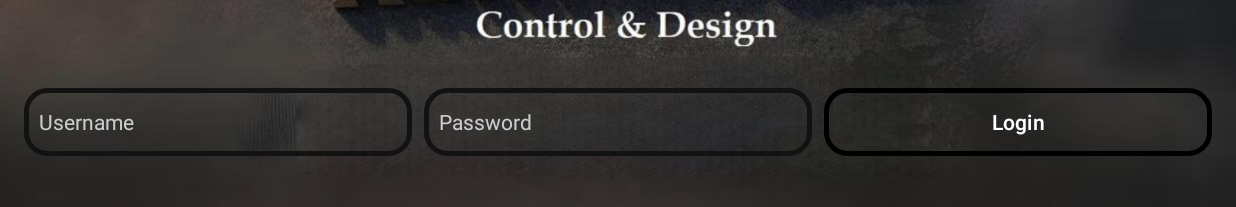
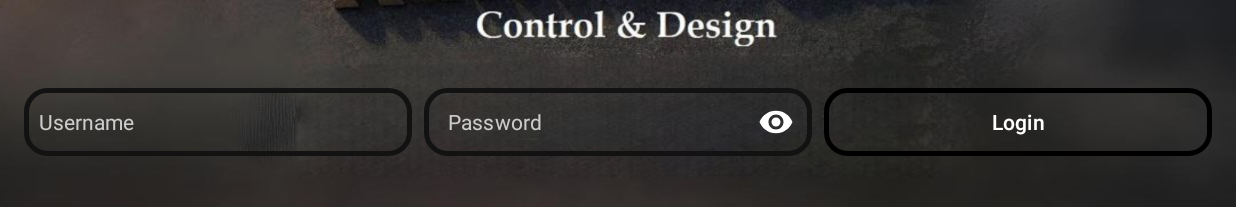
Before and after one commit to Raven-D3v/ExcelLike_App-May2025, an Android app: the screen it shows after launch (LoginActivity), on a phone screen of 824 x 412 dp (held sideways). Shown: the part 408-615 px from the top of the screen. Run offline under Robolectric (Android 15) with nearby library versions, the phone set to English and light mode, and no system bars.

Commit message:
add show pass eye icon

```diff
--- a/app/src/main/java/com/example/rawmixapp/LoginActivity.kt
+++ b/app/src/main/java/com/example/rawmixapp/LoginActivity.kt
@@ -6,6 +6,7 @@ import android.widget.Button
 import android.widget.EditText
 import android.widget.Toast
 import androidx.appcompat.app.AppCompatActivity
+import android.text.InputType
 
 class LoginActivity : AppCompatActivity() {
     override fun onCreate(savedInstanceState: Bundle?) {
@@ -15,6 +16,7 @@ class LoginActivity : AppCompatActivity() {
         val username = findViewById<EditText>(R.id.username)
         val password = findViewById<EditText>(R.id.password)
         val login = findViewById<Button>(R.id.login)
+        // Removed manual toggle logic, as TextInputLayout handles it
 
         login.setOnClickListener {
             val user = username.text.toString()
--- a/app/src/main/res/layout/activity_login.xml
+++ b/app/src/main/res/layout/activity_login.xml
@@ -115,12 +115,21 @@
             android:textSize="14sp"
             android:imeOptions="flagNoExtractUi" />
 
-        <EditText
-            android:id="@+id/password"
+        <com.google.android.material.textfield.TextInputLayout
+            android:id="@+id/password_layout"
             android:layout_width="0dp"
-            android:layout_height="45dp"
+            android:layout_height="wrap_content"
             android:layout_marginEnd="8dp"
             android:layout_weight="1"
+            style="@style/Widget.MaterialComponents.TextInputLayout.OutlinedBox"
+            app:endIconMode="password_toggle"
+            app:endIconTint="@android:color/white"
+            app:hintEnabled="false">
+
+            <com.google.android.material.textfield.TextInputEditText
+                android:id="@+id/password"
+                android:layout_width="match_parent"
+                android:layout_height="45dp"
                 android:background="@drawable/section_border"
                 android:hint="Password"
                 android:inputType="textPassword"
@@ -129,6 +138,7 @@
                 android:textColorHint="#CCC"
                 android:textSize="14sp"
                 android:imeOptions="flagNoExtractUi" />
+        </com.google.android.material.textfield.TextInputLayout>
 
         <Button
             android:id="@+id/login"
```
Also changed, not shown: app/src/main/res/drawable/ic_eye.xml (added, +10 -0 lines), app/src/main/res/drawable/ic_eye_off.xml (added, +10 -0 lines). Lines whose indentation alone changed are shown as unchanged.
